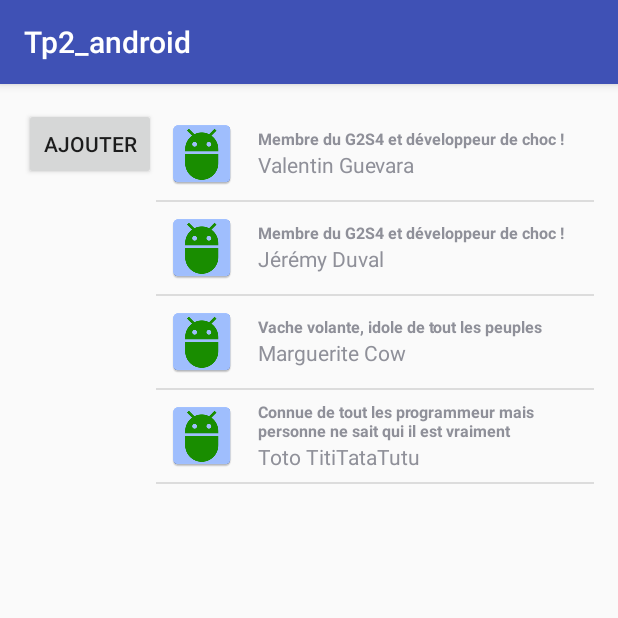
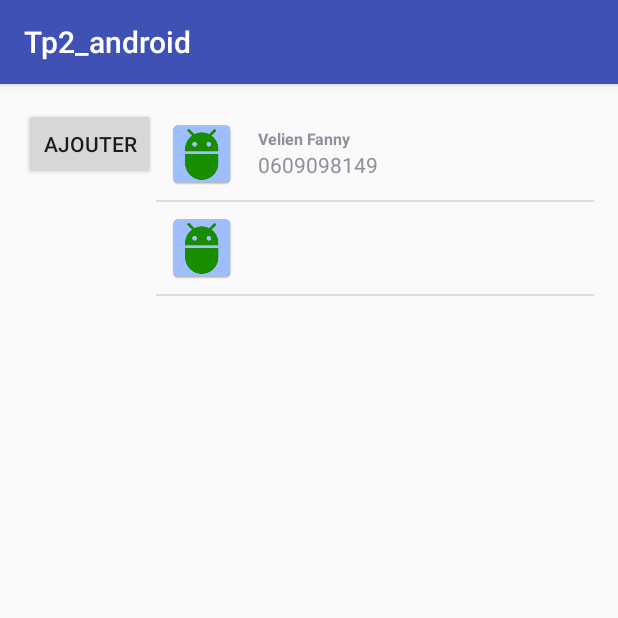
Before and after one commit to Jeremy-Duval/Tp-Android, an Android app: the screen it shows after launch (MainActivity), on a phone screen of 412 x 824 dp, the top half of it. Run offline under Robolectric (Android 15) with nearby library versions, the phone set to English and light mode, and no system bars; 2 statements that could not run were skipped.

Commit message:
First problems fixed

```diff
--- a/Listes_exo3/app/src/main/java/guevara/valentin/tp2_android/MainActivity.java
+++ b/Listes_exo3/app/src/main/java/guevara/valentin/tp2_android/MainActivity.java
@@ -15,66 +15,59 @@ import java.util.ArrayList;
 import java.util.HashMap;
 
 public class MainActivity extends AppCompatActivity {
-    private ListView musique;
+    private ListView contact;
     private ArrayList<HashMap<String,String>> listItem;
     Button b_contact_adding;
+
 
     @Override
     protected void onCreate(Bundle savedInstanceState) {
         super.onCreate(savedInstanceState);
         setContentView(R.layout.activity_main);
 
+        final Intent intent = getIntent();
+        HashMap<String,String> renseignement = (HashMap<String, String>) intent.getSerializableExtra("contact");
+
         b_contact_adding = (Button) findViewById(R.id.button);
 
         //fetch the listView created in the XML file Main
-        musique = (ListView) findViewById(R.id.musique);
+        contact = (ListView) findViewById(R.id.contact);
 
         //HashMap with all elements (Image,Description...) inside the list
         listItem = new ArrayList<>();
 
         //We declare an Hashmap which is equivalent to one element
-        HashMap<String,String> element = new HashMap<>();
+        HashMap<String,String> element;
+
 
         //We have to make these operations a lot of times for creating another element
         element = new HashMap<>();
-        element.put("titre", "Membre du G2S4 et développeur de choc !");
-        element.put("description", "Valentin Guevara");
+        element.put("Nom", "Velien Fanny");
+        element.put("Numero", "0609098149");
         element.put("image", String.valueOf(R.mipmap.ic_default_profile));
         listItem.add(element);
 
         element = new HashMap<>();
-        element.put("titre", "Membre du G2S4 et développeur de choc !");
-        element.put("description", "Jérémy Duval");
-        element.put("image", String.valueOf(R.mipmap.ic_default_profile));
-        listItem.add(element);
-
-        element = new HashMap<>();
-        element.put("titre", "Vache volante, idole de tout les peuples");
-        element.put("description", "Marguerite Cow");
-        element.put("image", String.valueOf(R.mipmap.ic_default_profile));
-        listItem.add(element);
-
-        element = new HashMap<>();
-        element.put("titre", "Connue de tout les programmeur mais personne ne sait qui il est vraiment");
-        element.put("description", "Toto TitiTataTutu");
+        element.put("Nom", renseignement.get("nom") + " " + renseignement.get("prenom"));
+        element.put("Numero", renseignement.get("numero"));
         element.put("image", String.valueOf(R.mipmap.ic_default_profile));
         listItem.add(element);
 
         //creation of a SimpleAdapter
-        SimpleAdapter musique_schedule = new SimpleAdapter(this.getBaseContext(), listItem, R.layout.affichageitem,
-                new String[]{"image", "titre", "description"},
+        SimpleAdapter contact_schedule = new SimpleAdapter(this.getBaseContext(), listItem, R.layout.affichageitem,
+                new String[]{"image", "Nom", "Numero"},
                 new int[]{R.id.img, R.id.titre, R.id.description}
 
         );
 
-        musique.setAdapter(musique_schedule);
+        contact.setAdapter(contact_schedule);
 
-        musique.setOnItemClickListener(new OnItemClickListener() {
+        contact.setOnItemClickListener(new OnItemClickListener() {
             @Override
             public void onItemClick(AdapterView<?> parent, View view, int position, long id) {
-                HashMap<String, String> hashmapselected = (HashMap<String, String>) musique.getItemAtPosition(position);
+                HashMap<String, String> hashmapselected = (HashMap<String, String>) contact.getItemAtPosition(position);
                 AlertDialog.Builder alert = new AlertDialog.Builder(MainActivity.this);
-                alert.setTitle("Music selected");
+                alert.setTitle("Contact selected");
                 alert.setIcon(Integer.parseInt(hashmapselected.get("image")));
                 alert.setMessage("You have selected : " + hashmapselected.get("titre").toString() + " by " + hashmapselected.get("description").toString());
                 alert.setPositiveButton("Got It", null);
--- a/Listes_exo3/app/src/main/res/layout/activity_main.xml
+++ b/Listes_exo3/app/src/main/res/layout/activity_main.xml
@@ -21,7 +21,7 @@ android:weightSum="1">
         android:layout_centerHorizontal="true" />
 
     <ListView
-        android:id="@+id/musique"
+        android:id="@+id/contact"
         android:layout_width="match_parent"
         android:layout_height="match_parent"
         android:layout_weight="0.56">
```
Also changed, not shown: Listes_exo3/app/src/main/java/guevara/valentin/tp2_android/newContact.java (+18 -8 lines).
